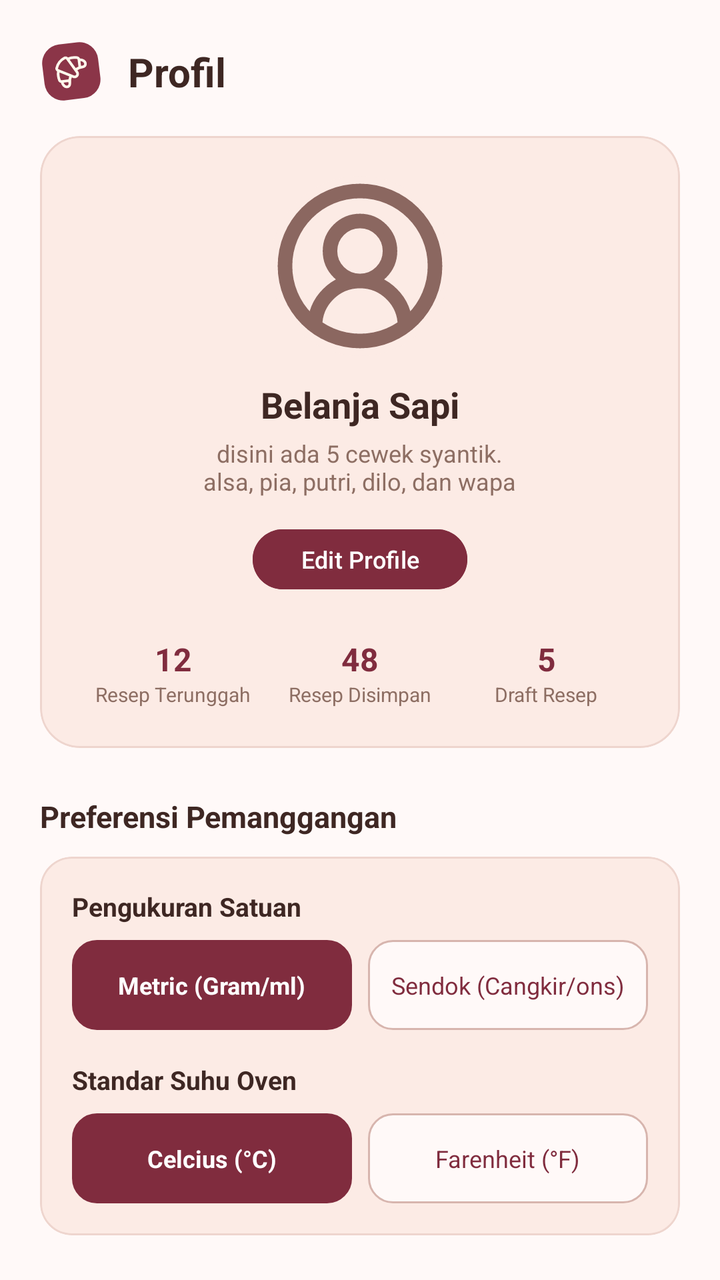
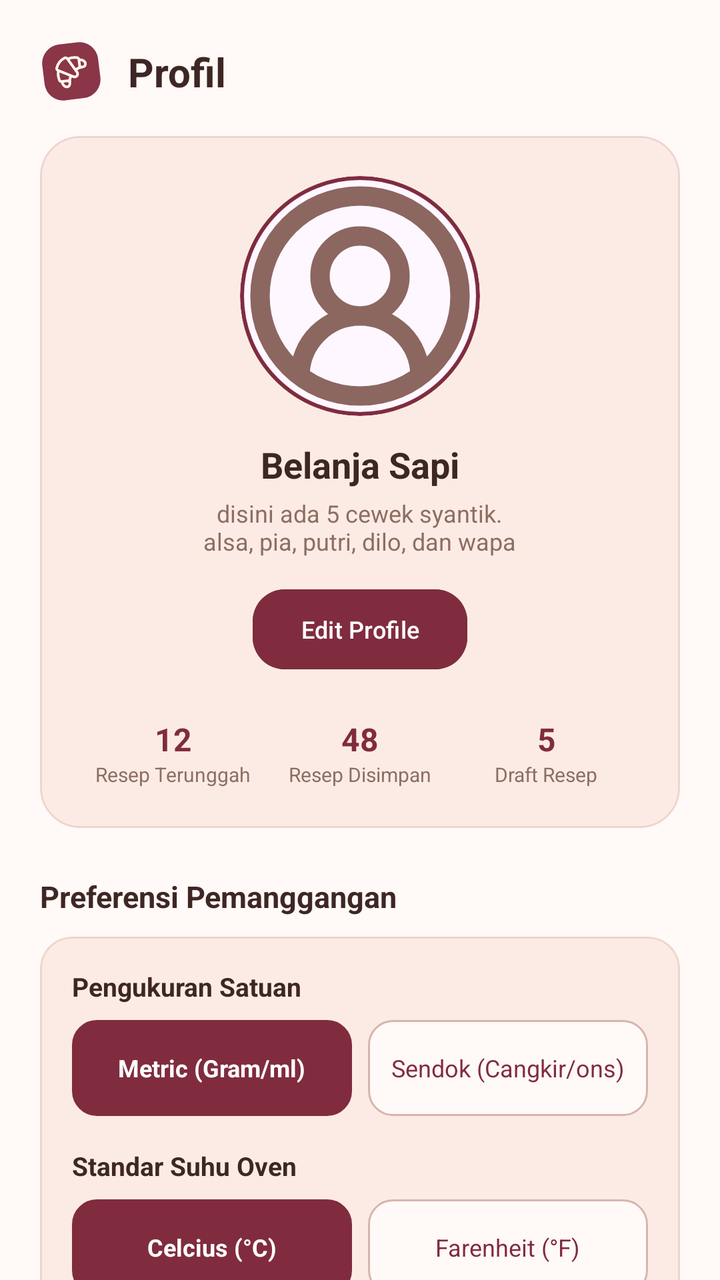

Two renders of the same Android screen: before a commit and after it. Below are the layout's source before the change and the commit's diff.
<!-- AndroidManifest.xml: application theme Theme.Bakerys -->
<!-- res/layout/fragment_profil.xml -->
<?xml version="1.0" encoding="utf-8"?>
<androidx.core.widget.NestedScrollView
    xmlns:android="http://schemas.android.com/apk/res/android"
    xmlns:app="http://schemas.android.com/apk/res-auto"
    android:layout_width="match_parent"
    android:layout_height="match_parent"
    android:background="#FFF9F8"
    android:fillViewport="true">

    <LinearLayout
        android:layout_width="match_parent"
        android:layout_height="wrap_content"
        android:orientation="vertical"
        android:padding="20dp"
        android:paddingBottom="40dp">

        
        <LinearLayout
            android:layout_width="match_parent"
            android:layout_height="wrap_content"
            android:gravity="center_vertical"
            android:layout_marginBottom="16dp">

            <ImageView
                android:layout_width="32dp"
                android:layout_height="32dp"
                android:src="@drawable/bakery_mark" />

            <TextView
                android:layout_width="wrap_content"
                android:layout_height="wrap_content"
                android:layout_marginStart="12dp"
                android:text="Profil"
                android:textColor="#3E2723"
                android:textSize="20sp"
                android:textStyle="bold" />
        </LinearLayout>

        
        <com.google.android.material.card.MaterialCardView
            android:layout_width="match_parent"
            android:layout_height="wrap_content"
            app:cardBackgroundColor="#FCEBE5"
            app:cardCornerRadius="20dp"
            app:cardElevation="0dp"
            app:strokeColor="#EED5CE"
            app:strokeWidth="1dp">

            <LinearLayout
                android:layout_width="match_parent"
                android:layout_height="wrap_content"
                android:gravity="center_horizontal"
                android:orientation="vertical"
                android:padding="20dp">

                
                <ImageView
                    android:id="@+id/imgFotoProfil"
                    android:layout_width="90dp"
                    android:layout_height="90dp"
                    android:background="@drawable/bg_circle_peach"
                    android:scaleType="centerCrop"
                    android:src="@drawable/circle_user_round" />

                
                <TextView
                    android:id="@+id/tvNamaUser"
                    android:layout_width="wrap_content"
                    android:layout_height="wrap_content"
                    android:layout_marginTop="12dp"
                    android:text="Belanja Sapi"
                    android:textColor="#3E2723"
                    android:textSize="18sp"
                    android:textStyle="bold" />

                
                <TextView
                    android:id="@+id/tvBioUser"
                    android:layout_width="wrap_content"
                    android:layout_height="wrap_content"
                    android:layout_marginTop="4dp"
                    android:gravity="center"
                    android:text="disini ada 5 cewek syantik.\nalsa, pia, putri, dilo, dan wapa"
                    android:textColor="#8D6E63"
                    android:textSize="12sp" />

                
                <com.google.android.material.button.MaterialButton
                    android:id="@+id/btnEditProfile"
                    android:layout_width="wrap_content"
                    android:layout_height="38dp"
                    android:layout_marginTop="12dp"
                    android:backgroundTint="#802C3E"
                    android:text="Edit Profile"
                    android:textAllCaps="false"
                    android:textSize="12sp"
                    app:cornerRadius="16dp" />

                
                <LinearLayout
                    android:layout_width="match_parent"
                    android:layout_height="wrap_content"
                    android:layout_marginTop="20dp"
                    android:gravity="center"
                    android:orientation="horizontal">

                    <LinearLayout
                        android:layout_width="0dp"
                        android:layout_height="wrap_content"
                        android:layout_weight="1"
                        android:gravity="center"
                        android:orientation="vertical">
                        <TextView android:id="@+id/tvJumlahTerunggah" android:text="12" android:textStyle="bold" android:textColor="#802C3E" android:textSize="16sp" android:layout_width="wrap_content" android:layout_height="wrap_content"/>
                        <TextView android:text="Resep Terunggah" android:textColor="#8D6E63" android:textSize="10sp" android:layout_width="wrap_content" android:layout_height="wrap_content"/>
                    </LinearLayout>

                    <LinearLayout
                        android:layout_width="0dp"
                        android:layout_height="wrap_content"
                        android:layout_weight="1"
                        android:gravity="center"
                        android:orientation="vertical">
                        <TextView android:id="@+id/tvJumlahDisimpan" android:text="48" android:textStyle="bold" android:textColor="#802C3E" android:textSize="16sp" android:layout_width="wrap_content" android:layout_height="wrap_content"/>
                        <TextView android:text="Resep Disimpan" android:textColor="#8D6E63" android:textSize="10sp" android:layout_width="wrap_content" android:layout_height="wrap_content"/>
                    </LinearLayout>

                    <LinearLayout
                        android:layout_width="0dp"
                        android:layout_height="wrap_content"
                        android:layout_weight="1"
                        android:gravity="center"
                        android:orientation="vertical">
                        <TextView android:id="@+id/tvJumlahDraft" android:text="5" android:textStyle="bold" android:textColor="#802C3E" android:textSize="16sp" android:layout_width="wrap_content" android:layout_height="wrap_content"/>
                        <TextView android:text="Draft Resep" android:textColor="#8D6E63" android:textSize="10sp" android:layout_width="wrap_content" android:layout_height="wrap_content"/>
                    </LinearLayout>
                </LinearLayout>

            </LinearLayout>
        </com.google.android.material.card.MaterialCardView>

        
        <TextView
            android:layout_width="wrap_content"
            android:layout_height="wrap_content"
            android:layout_marginTop="24dp"
            android:layout_marginBottom="10dp"
            android:text="Preferensi Pemanggangan"
            android:textColor="#3E2723"
            android:textSize="15sp"
            android:textStyle="bold" />

        <com.google.android.material.card.MaterialCardView
            android:layout_width="match_parent"
            android:layout_height="wrap_content"
            app:cardBackgroundColor="#FCEBE5"
            app:cardCornerRadius="16dp"
            app:cardElevation="0dp"
            app:strokeColor="#EED5CE"
            app:strokeWidth="1dp">

            <LinearLayout
                android:layout_width="match_parent"
                android:layout_height="wrap_content"
                android:orientation="vertical"
                android:padding="16dp">

                
                <TextView
                    android:layout_width="wrap_content"
                    android:layout_height="wrap_content"
                    android:text="Pengukuran Satuan"
                    android:textColor="#3E2723"
                    android:textSize="13sp"
                    android:textStyle="bold" />

                <LinearLayout
                    android:layout_width="match_parent"
                    android:layout_height="wrap_content"
                    android:layout_marginTop="8dp"
                    android:orientation="horizontal">

                    
                    <LinearLayout
                        android:id="@+id/btnMetric"
                        android:layout_width="0dp"
                        android:layout_height="45dp"
                        android:layout_weight="1"
                        android:background="@drawable/bg_input_field"
                        android:backgroundTint="#802C3E"
                        android:clickable="true"
                        android:focusable="true"
                        android:gravity="center">
                        <TextView
                            android:id="@+id/tvMetric"
                            android:layout_width="wrap_content"
                            android:layout_height="wrap_content"
                            android:text="Metric (Gram/ml)"
                            android:textColor="#FFFFFF"
                            android:textSize="12sp"
                            android:textStyle="bold" />
                    </LinearLayout>

                    
                    <LinearLayout
                        android:id="@+id/btnImperial"
                        android:layout_width="0dp"
                        android:layout_height="45dp"
                        android:layout_weight="1"
                        android:layout_marginStart="8dp"
                        android:background="@drawable/bg_input_field"
                        android:clickable="true"
                        android:focusable="true"
                        android:gravity="center">
                        <TextView
                            android:id="@+id/tvImperial"
                            android:layout_width="wrap_content"
                            android:layout_height="wrap_content"
                            android:text="Sendok (Cangkir/ons)"
                            android:textColor="#802C3E"
                            android:textSize="12sp" />
                    </LinearLayout>
                </LinearLayout>

                
                <TextView
                    android:layout_width="wrap_content"
                    android:layout_height="wrap_content"
                    android:layout_marginTop="16dp"
                    android:text="Standar Suhu Oven"
                    android:textColor="#3E2723"
                    android:textSize="13sp"
                    android:textStyle="bold" />

                <LinearLayout
                    android:layout_width="match_parent"
                    android:layout_height="wrap_content"
                    android:layout_marginTop="8dp"
                    android:orientation="horizontal">

                    
                    <LinearLayout
                        android:id="@+id/btnCelcius"
                        android:layout_width="0dp"
                        android:layout_height="45dp"
                        android:layout_weight="1"
                        android:background="@drawable/bg_input_field"
                        android:backgroundTint="#802C3E"
                        android:clickable="true"
                        android:focusable="true"
                        android:gravity="center">
                        <TextView
                            android:id="@+id/tvCelcius"
                            android:layout_width="wrap_content"
                            android:layout_height="wrap_content"
                            android:text="Celcius (°C)"
                            android:textColor="#FFFFFF"
                            android:textSize="12sp"
                            android:textStyle="bold" />
                    </LinearLayout>

                    
                    <LinearLayout
                        android:id="@+id/btnFahrenheit"
                        android:layout_width="0dp"
                        android:layout_height="45dp"
                        android:layout_weight="1"
                        android:layout_marginStart="8dp"
                        android:background="@drawable/bg_input_field"
                        android:clickable="true"
                        android:focusable="true"
                        android:gravity="center">
                        <TextView
                            android:id="@+id/tvFahrenheit"
                            android:layout_width="wrap_content"
                            android:layout_height="wrap_content"
                            android:text="Farenheit (°F)"
                            android:textColor="#802C3E"
                            android:textSize="12sp" />
                    </LinearLayout>
                </LinearLayout>

            </LinearLayout>
        </com.google.android.material.card.MaterialCardView>

        
        <TextView
            android:layout_width="wrap_content"
            android:layout_height="wrap_content"
            android:layout_marginTop="24dp"
            android:layout_marginBottom="10dp"
            android:text="Alat &amp; Preferensi"
            android:textColor="#3E2723"
            android:textSize="15sp"
            android:textStyle="bold" />

        <com.google.android.material.card.MaterialCardView
            android:layout_width="match_parent"
            android:layout_height="wrap_content"
            app:cardBackgroundColor="#FCEBE5"
            app:cardCornerRadius="16dp"
            app:cardElevation="0dp"
            app:strokeColor="#EED5CE"
            app:strokeWidth="1dp">

            <LinearLayout
                android:layout_width="match_parent"
                android:layout_height="wrap_content"
                android:orientation="vertical"
                android:padding="16dp">

                
                <LinearLayout
                    android:id="@+id/btnResepDisimpan"
                    android:layout_width="match_parent"
                    android:layout_height="wrap_content"
                    android:clickable="true"
                    android:focusable="true"
                    android:gravity="center_vertical"
                    android:orientation="horizontal">

                    <TextView
                        android:layout_width="0dp"
                        android:layout_height="wrap_content"
                        android:layout_weight="1"
                        android:text="Resep Disimpan"
                        android:textColor="#3E2723"
                        android:textSize="14sp"
                        android:textStyle="bold" />

                    <ImageView
                        android:layout_width="20dp"
                        android:layout_height="20dp"
                        android:src="@android:drawable/ic_media_play"
                        app:tint="#3E2723" />
                </LinearLayout>

                <View
                    android:layout_width="match_parent"
                    android:layout_height="1dp"
                    android:layout_marginVertical="12dp"
                    android:background="#EED5CE" />

                
                <LinearLayout
                    android:id="@+id/btnDraftResep"
                    android:layout_width="match_parent"
                    android:layout_height="wrap_content"
                    android:clickable="true"
                    android:focusable="true"
                    android:gravity="center_vertical"
                    android:orientation="horizontal">

                    <TextView
                        android:layout_width="0dp"
                        android:layout_height="wrap_content"
                        android:layout_weight="1"
                        android:text="Draft Resep"
                        android:textColor="#3E2723"
                        android:textSize="14sp"
                        android:textStyle="bold" />

                    <ImageView
                        android:layout_width="20dp"
                        android:layout_height="20dp"
                        android:src="@android:drawable/ic_media_play"
                        app:tint="#3E2723" />
                </LinearLayout>

                
                <View
                    android:layout_width="match_parent"
                    android:layout_height="1dp"
                    android:layout_marginVertical="12dp"
                    android:background="#EED5CE" />

                
                <LinearLayout
                    android:id="@+id/btnDisukai"
                    android:layout_width="match_parent"
                    android:layout_height="wrap_content"
                    android:clickable="true"
                    android:focusable="true"
                    android:gravity="center_vertical"
                    android:orientation="horizontal">

                    <TextView
                        android:layout_width="0dp"
                        android:layout_height="wrap_content"
                        android:layout_weight="1"
                        android:text="Disukai"
                        android:textColor="#3E2723"
                        android:textSize="14sp"
                        android:textStyle="bold" />

                    <ImageView
                        android:layout_width="20dp"
                        android:layout_height="20dp"
                        android:src="@android:drawable/ic_media_play"
                        app:tint="#3E2723" />
                </LinearLayout>

            </LinearLayout>
        </com.google.android.material.card.MaterialCardView>

        
        <com.google.android.material.button.MaterialButton
            android:id="@+id/btnLogout"
            android:layout_width="match_parent"
            android:layout_height="50dp"
            android:layout_marginTop="28dp"
            android:backgroundTint="#802C3E"
            android:text="Log Out"
            android:textAllCaps="false"
            app:cornerRadius="16dp" />

    </LinearLayout>
</androidx.core.widget.NestedScrollView>
<!-- resources referenced by this layout -->
<resources>
  <!-- drawable bakery_mark: vector/xml drawable (drawable, 2098 chars, omitted) -->
  <!-- drawable bg_circle_peach (drawable) -->
  <?xml version="1.0" encoding="utf-8"?>
  <shape xmlns:android="http://schemas.android.com/apk/res/android"
      android:shape="oval">
      <solid android:color="#FCEBE5" />
  </shape>
  <!-- drawable bg_input_field (drawable) -->
  <?xml version="1.0" encoding="utf-8"?>
  <shape xmlns:android="http://schemas.android.com/apk/res/android"
      android:shape="rectangle">
      <solid android:color="#FFF9F8" />
      <corners android:radius="12dp" />
      <stroke
          android:width="1dp"
          android:color="#D7B5AE" />
  </shape>
  <!-- drawable circle_user_round (drawable) -->
  <vector xmlns:android="http://schemas.android.com/apk/res/android"
      android:width="21dp"
      android:height="21dp"
      android:viewportWidth="21"
      android:viewportHeight="21">
    <path
        android:pathData="M15.75,17.5C15.75,16.108 15.197,14.773 14.213,13.788C13.228,12.803 11.892,12.25 10.5,12.25M10.5,12.25C9.107,12.25 7.772,12.803 6.787,13.788C5.803,14.773 5.25,16.108 5.25,17.5M10.5,12.25C12.433,12.25 14,10.683 14,8.75C14,6.817 12.433,5.25 10.5,5.25C8.567,5.25 7,6.817 7,8.75C7,10.683 8.567,12.25 10.5,12.25ZM19.251,10.5C19.251,15.333 15.333,19.251 10.5,19.251C5.667,19.251 1.749,15.333 1.749,10.5C1.749,5.667 5.667,1.749 10.5,1.749C15.333,1.749 19.251,5.667 19.251,10.5Z"
        android:strokeWidth="1.7"
        android:fillColor="#00000000"
        android:strokeColor="#8B6760"
        android:strokeLineCap="round"/>
  </vector>
  <style name="Theme.Bakerys" parent="Base.Theme.Bakerys" />
  <style name="Base.Theme.Bakerys" parent="Theme.Material3.DayNight.NoActionBar">
          
          
  
          
          <item name="android:statusBarColor">@android:color/transparent</item>
          <item name="android:navigationBarColor">@android:color/transparent</item>
          <item name="android:windowLightStatusBar">true</item>
      </style>
</resources>

<!-- the commit's change to res/layout/fragment_profil.xml (unified diff, before → after) -->
@@ -24,7 +24,8 @@
             <ImageView
                 android:layout_width="32dp"
                 android:layout_height="32dp"
-                android:src="@drawable/bakery_mark" />
+                android:src="@drawable/bakery_mark"
+                android:contentDescription="Logo Bakerys" />
 
             <TextView
                 android:layout_width="wrap_content"
@@ -54,13 +55,23 @@
                 android:padding="20dp">
 
                 
-                <ImageView
-                    android:id="@+id/imgFotoProfil"
-                    android:layout_width="90dp"
-                    android:layout_height="90dp"
-                    android:background="@drawable/bg_circle_peach"
-                    android:scaleType="centerCrop"
-                    android:src="@drawable/circle_user_round" />
+                <com.google.android.material.card.MaterialCardView
+                    android:layout_width="120dp"
+                    android:layout_height="120dp"
+                    android:layout_gravity="center"
+                    app:cardCornerRadius="60dp"
+                    app:cardElevation="0dp"
+                    app:strokeColor="#802C3E"
+                    app:strokeWidth="2dp">
+
+                    <ImageView
+                        android:id="@+id/ivFotoProfil"
+                        android:layout_width="match_parent"
+                        android:layout_height="match_parent"
+                        android:scaleType="centerCrop"
+                        android:src="@drawable/circle_user_round"
+                        android:contentDescription="Foto Profil" />
+                </com.google.android.material.card.MaterialCardView>
 
                 
                 <TextView
@@ -88,7 +99,7 @@
                 <com.google.android.material.button.MaterialButton
                     android:id="@+id/btnEditProfile"
                     android:layout_width="wrap_content"
-                    android:layout_height="38dp"
+                    android:layout_height="48dp"
                     android:layout_marginTop="12dp"
                     android:backgroundTint="#802C3E"
                     android:text="Edit Profile"
@@ -183,7 +194,7 @@
                     <LinearLayout
                         android:id="@+id/btnMetric"
                         android:layout_width="0dp"
-                        android:layout_height="45dp"
+                        android:layout_height="48dp"
                         android:layout_weight="1"
                         android:background="@drawable/bg_input_field"
                         android:backgroundTint="#802C3E"
@@ -204,7 +215,7 @@
                     <LinearLayout
                         android:id="@+id/btnImperial"
                         android:layout_width="0dp"
-                        android:layout_height="45dp"
+                        android:layout_height="48dp"
                         android:layout_weight="1"
                         android:layout_marginStart="8dp"
                         android:background="@drawable/bg_input_field"
@@ -241,7 +252,7 @@
                     <LinearLayout
                         android:id="@+id/btnCelcius"
                         android:layout_width="0dp"
-                        android:layout_height="45dp"
+                        android:layout_height="48dp"
                         android:layout_weight="1"
                         android:background="@drawable/bg_input_field"
                         android:backgroundTint="#802C3E"
@@ -262,7 +273,7 @@
                     <LinearLayout
                         android:id="@+id/btnFahrenheit"
                         android:layout_width="0dp"
-                        android:layout_height="45dp"
+                        android:layout_height="48dp"
                         android:layout_weight="1"
                         android:layout_marginStart="8dp"
                         android:background="@drawable/bg_input_field"
@@ -329,7 +340,7 @@
 
                     <ImageView
                         android:layout_width="20dp"
-                        android:layout_height="20dp"
+                        android:layout_height="48dp"
                         android:src="@android:drawable/ic_media_play"
                         app:tint="#3E2723" />
                 </LinearLayout>
<!-- resource entries referenced after the edit -->
@@ -1,12 +1,6 @@
 <!-- resources referenced by this layout -->
 <resources>
   <!-- drawable bakery_mark: vector/xml drawable (drawable, 2098 chars, omitted) -->
-  <!-- drawable bg_circle_peach (drawable) -->
-  <?xml version="1.0" encoding="utf-8"?>
-  <shape xmlns:android="http://schemas.android.com/apk/res/android"
-      android:shape="oval">
-      <solid android:color="#FCEBE5" />
-  </shape>
   <!-- drawable bg_input_field (drawable) -->
   <?xml version="1.0" encoding="utf-8"?>
   <shape xmlns:android="http://schemas.android.com/apk/res/android"
